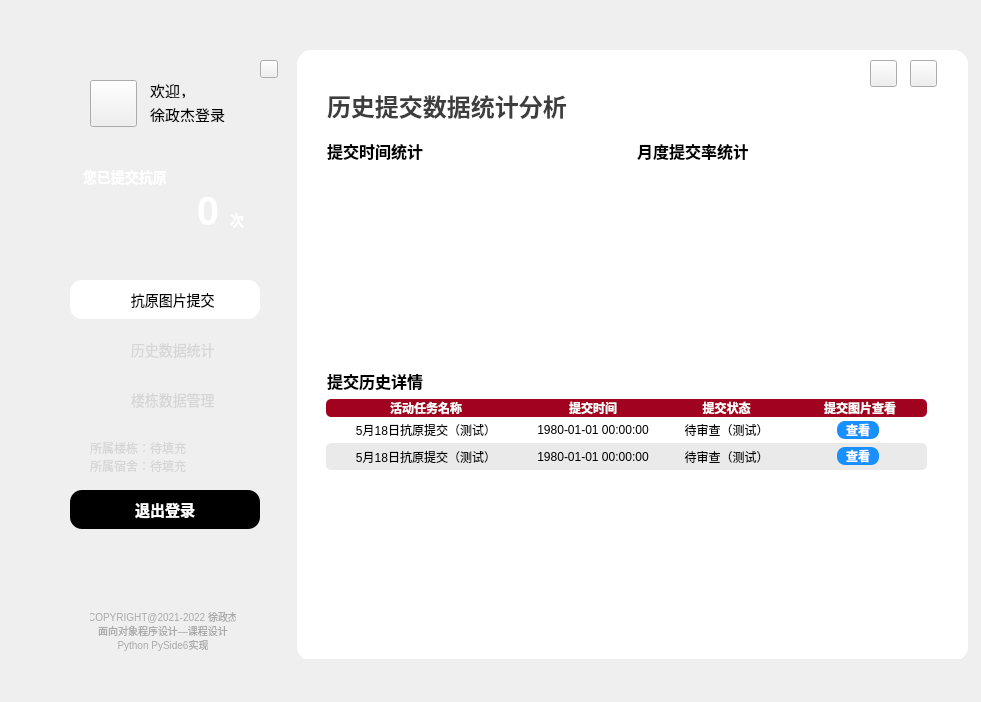
The window that pythonGUI/python-bigwork/student_mainwindow_package/studentmainwindow.ui (crazysteeaam/ObjectOrientedwithPython) describes before a commit, drawn with Qt 5.
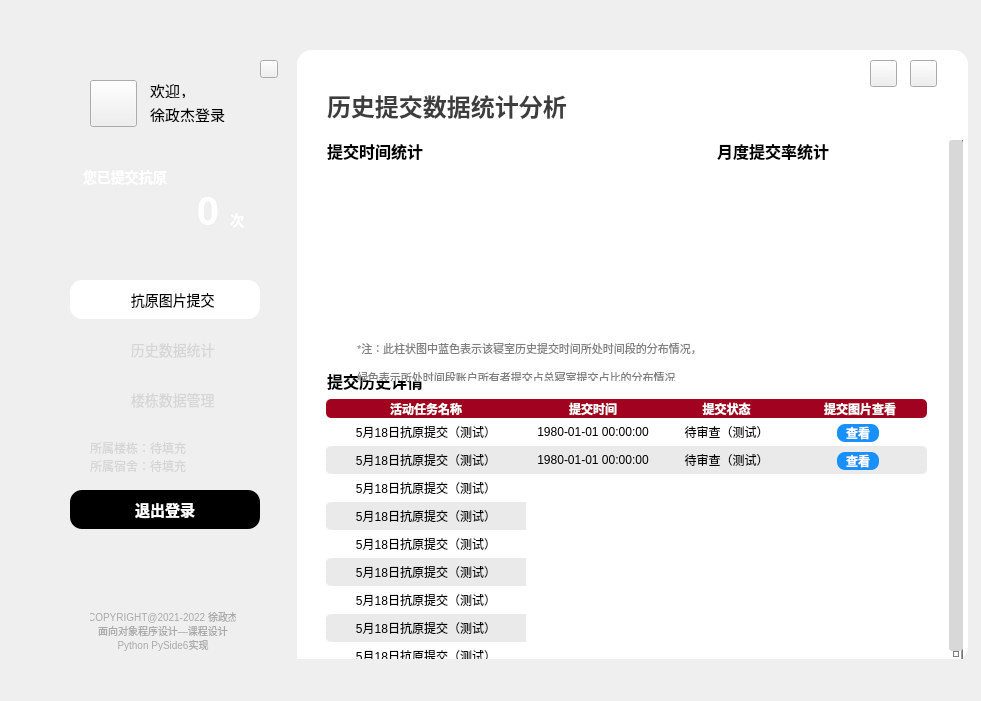
The same window after the commit. The open tabs and pages were chosen to show the change. Icons and pictures are not drawn.

```diff
--- a/pythonGUI/python-bigwork/student_mainwindow_package/studentmainwindow.ui
+++ b/pythonGUI/python-bigwork/student_mainwindow_package/studentmainwindow.ui
@@ -7,7 +7,7 @@
     <x>0</x>
     <y>0</y>
     <width>981</width>
-    <height>702</height>
+    <height>701</height>
    </rect>
   </property>
   <property name="windowTitle">
@@ -1072,20 +1072,47 @@
         <rect>
          <x>0</x>
          <y>90</y>
-         <width>671</width>
+         <width>666</width>
          <height>521</height>
         </rect>
        </property>
+       <property name="styleSheet">
+        <string notr="true">QScrollBar::vertical {
+    background: transparent;
+    width:5px;
+	border-radius:15px;
+	background-image: url();
+}
+
+QScrollBar::handle:vertical {
+    border-radius: 3px;
+	background: #D8D8D8;
+}
+
+QScrollBar::up-arrow:vertical, QScrollBar::down-arrow:vertical {
+    border: 1px solid grey;
+    width: 3px;
+    height: 3px;
+    background: white;
+}
+</string>
+       </property>
+       <property name="horizontalScrollBarPolicy">
+        <enum>Qt::ScrollBarAlwaysOff</enum>
+       </property>
        <property name="widgetResizable">
-        <bool>true</bool>
+        <bool>false</bool>
        </property>
        <widget class="QWidget" name="scrollAreaWidgetContents_2">
+        <property name="enabled">
+         <bool>true</bool>
+        </property>
         <property name="geometry">
          <rect>
           <x>0</x>
           <y>0</y>
           <width>671</width>
-          <height>521</height>
+          <height>531</height>
          </rect>
         </property>
         <widget class="QLabel" name="label_38">
@@ -1108,9 +1135,9 @@
         <widget class="QLabel" name="label_39">
          <property name="geometry">
           <rect>
-           <x>340</x>
+           <x>420</x>
            <y>0</y>
-           <width>111</width>
+           <width>191</width>
            <height>21</height>
           </rect>
          </property>
@@ -1145,18 +1172,28 @@
            <x>29</x>
            <y>259</y>
            <width>601</width>
-           <height>71</height>
+           <height>271</height>
           </rect>
          </property>
-         <layout class="QGridLayout" name="gridLayout_2" rowstretch="2,3,3" columnstretch="3,2,2,2" rowminimumheight="2,3,3" columnminimumwidth="3,2,2,2">
+         <layout class="QGridLayout" name="gridLayout_2" rowstretch="2,3,3,3,3,3,3,3,3,3" columnstretch="3,2,2,2">
           <property name="sizeConstraint">
            <enum>QLayout::SetMinimumSize</enum>
           </property>
           <property name="spacing">
            <number>0</number>
           </property>
-          <item row="1" column="0">
-           <widget class="QLabel" name="label_47">
+          <item row="1" column="2">
+           <widget class="QLabel" name="label_49">
+            <property name="text">
+             <string>待审查（测试）</string>
+            </property>
+            <property name="alignment">
+             <set>Qt::AlignCenter</set>
+            </property>
+           </widget>
+          </item>
+          <item row="5" column="0">
+           <widget class="QLabel" name="label_86">
             <property name="styleSheet">
              <string notr="true">font-size:12px;</string>
             </property>
@@ -1168,19 +1205,78 @@
             </property>
            </widget>
           </item>
-          <item row="0" column="0">
-           <widget class="QLabel" name="label_43">
+          <item row="4" column="0">
+           <widget class="QLabel" name="label_71">
+            <property name="styleSheet">
+             <string notr="true">font-size:12px;
+background-color:#EAEAEA;
+border-radius:0px;
+border-bottom-left-radius:5px;
+border-top-left-radius:5px;
+border-image: url();</string>
+            </property>
+            <property name="text">
+             <string>5月18日抗原提交（测试）</string>
+            </property>
+            <property name="alignment">
+             <set>Qt::AlignCenter</set>
+            </property>
+           </widget>
+          </item>
+          <item row="6" column="0">
+           <widget class="QLabel" name="label_87">
+            <property name="styleSheet">
+             <string notr="true">font-size:12px;
+background-color:#EAEAEA;
+border-radius:0px;
+border-bottom-left-radius:5px;
+border-top-left-radius:5px;
+border-image: url();</string>
+            </property>
+            <property name="text">
+             <string>5月18日抗原提交（测试）</string>
+            </property>
+            <property name="alignment">
+             <set>Qt::AlignCenter</set>
+            </property>
+           </widget>
+          </item>
+          <item row="1" column="1">
+           <widget class="QLabel" name="label_48">
+            <property name="text">
+             <string>1980-01-01 00:00:00</string>
+            </property>
+            <property name="alignment">
+             <set>Qt::AlignCenter</set>
+            </property>
+           </widget>
+          </item>
+          <item row="0" column="3">
+           <widget class="QLabel" name="label_46">
             <property name="styleSheet">
              <string notr="true">background-color:#a0021f;
 border-image: url();
 color:white;
 font-weight:bold;
 border-radius:0px;
-border-bottom-left-radius:5px;
-border-top-left-radius:5px</string>
+border-bottom-right-radius:5px;
+border-top-right-radius:5px</string>
             </property>
             <property name="text">
-             <string>活动任务名称</string>
+             <string>提交图片查看</string>
+            </property>
+            <property name="alignment">
+             <set>Qt::AlignCenter</set>
+            </property>
+           </widget>
+          </item>
+          <item row="3" column="0">
+           <widget class="QLabel" name="label_72">
+            <property name="styleSheet">
+             <string notr="true">font-size:12px;</string>
+            </property>
+            <property name="text">
+             <string>5月18日抗原提交（测试）</string>
             </property>
             <property name="alignment">
              <set>Qt::AlignCenter</set>
@@ -1205,6 +1301,34 @@
             </property>
            </widget>
           </item>
+          <item row="7" column="0">
+           <widget class="QLabel" name="label_91">
+            <property name="styleSheet">
+             <string notr="true">font-size:12px;</string>
+            </property>
+            <property name="text">
+             <string>5月18日抗原提交（测试）</string>
+            </property>
+            <property name="alignment">
+             <set>Qt::AlignCenter</set>
+            </property>
+           </widget>
+          </item>
+          <item row="2" column="1">
+           <widget class="QLabel" name="label_69">
+            <property name="styleSheet">
+             <string notr="true">background-color:#EAEAEA;
+border-radius:0px;
+border-image: url();</string>
+            </property>
+            <property name="text">
+             <string>1980-01-01 00:00:00</string>
+            </property>
+            <property name="alignment">
+             <set>Qt::AlignCenter</set>
+            </property>
+           </widget>
+          </item>
           <item row="1" column="3">
            <widget class="QFrame" name="frame_2">
             <property name="frameShape">
@@ -1217,7 +1341,7 @@
              <property name="geometry">
               <rect>
                <x>44</x>
-               <y>4</y>
+               <y>6</y>
                <width>42</width>
                <height>18</height>
               </rect>
@@ -1237,37 +1361,44 @@
             </widget>
            </widget>
           </item>
-          <item row="1" column="1">
-           <widget class="QLabel" name="label_48">
+          <item row="1" column="0">
+           <widget class="QLabel" name="label_47">
+            <property name="styleSheet">
+             <string notr="true">font-size:12px;</string>
+            </property>
             <property name="text">
-             <string>1980-01-01 00:00:00</string>
+             <string>5月18日抗原提交（测试）</string>
             </property>
             <property name="alignment">
              <set>Qt::AlignCenter</set>
             </property>
            </widget>
           </item>
-          <item row="0" column="3">
-           <widget class="QLabel" name="label_46">
+          <item row="8" column="0">
+           <widget class="QLabel" name="label_92">
             <property name="styleSheet">
-             <string notr="true">background-color:#a0021f;
-border-image: url();
-color:white;
-font-weight:bold;
+             <string notr="true">font-size:12px;
+background-color:#EAEAEA;
 border-radius:0px;
-border-bottom-right-radius:5px;
-border-top-right-radius:5px</string>
+border-bottom-left-radius:5px;
+border-top-left-radius:5px;
+border-image: url();</string>
             </property>
             <property name="text">
-             <string>提交图片查看</string>
+             <string>5月18日抗原提交（测试）</string>
             </property>
             <property name="alignment">
              <set>Qt::AlignCenter</set>
             </property>
            </widget>
           </item>
-          <item row="1" column="2">
-           <widget class="QLabel" name="label_49">
+          <item row="2" column="2">
+           <widget class="QLabel" name="label_70">
+            <property name="styleSheet">
+             <string notr="true">background-color:#EAEAEA;
+border-radius:0px;
+border-image: url();</string>
+            </property>
             <property name="text">
              <string>待审查（测试）</string>
             </property>
@@ -1276,6 +1407,24 @@
             </property>
            </widget>
           </item>
+          <item row="2" column="0">
+           <widget class="QLabel" name="label_68">
+            <property name="styleSheet">
+             <string notr="true">font-size:12px;
+background-color:#EAEAEA;
+border-radius:0px;
+border-bottom-left-radius:5px;
+border-top-left-radius:5px;
+border-image: url();</string>
+            </property>
+            <property name="text">
+             <string>5月18日抗原提交（测试）</string>
+            </property>
+            <property name="alignment">
+             <set>Qt::AlignCenter</set>
+            </property>
+           </widget>
+          </item>
           <item row="0" column="1">
            <widget class="QLabel" name="label_44">
             <property name="styleSheet">
@@ -1293,54 +1442,6 @@
             </property>
            </widget>
           </item>
-          <item row="2" column="0">
-           <widget class="QLabel" name="label_68">
-            <property name="styleSheet">
-             <string notr="true">font-size:12px;
-background-color:#EAEAEA;
-border-radius:0px;
-border-bottom-left-radius:5px;
-border-top-left-radius:5px;
-border-image: url();</string>
-            </property>
-            <property name="text">
-             <string>5月18日抗原提交（测试）</string>
-            </property>
-            <property name="alignment">
-             <set>Qt::AlignCenter</set>
-            </property>
-           </widget>
-          </item>
-          <item row="2" column="1">
-           <widget class="QLabel" name="label_69">
-            <property name="styleSheet">
-             <string notr="true">background-color:#EAEAEA;
-border-radius:0px;
-border-image: url();</string>
-            </property>
-            <property name="text">
-             <string>1980-01-01 00:00:00</string>
-            </property>
-            <property name="alignment">
-             <set>Qt::AlignCenter</set>
-            </property>
-           </widget>
-          </item>
-          <item row="2" column="2">
-           <widget class="QLabel" name="label_70">
-            <property name="styleSheet">
-             <string notr="true">background-color:#EAEAEA;
-border-radius:0px;
-border-image: url();</string>
-            </property>
-            <property name="text">
-             <string>待审查（测试）</string>
-            </property>
-            <property name="alignment">
-             <set>Qt::AlignCenter</set>
-            </property>
-           </widget>
-          </item>
           <item row="2" column="3">
            <widget class="QFrame" name="frame_12">
             <property name="styleSheet">
@@ -1360,7 +1461,7 @@
              <property name="geometry">
               <rect>
                <x>44</x>
-               <y>4</y>
+               <y>6</y>
                <width>42</width>
                <height>18</height>
               </rect>
@@ -1380,6 +1481,38 @@
             </widget>
            </widget>
           </item>
+          <item row="0" column="0">
+           <widget class="QLabel" name="label_43">
+            <property name="styleSheet">
+             <string notr="true">background-color:#a0021f;
+border-image: url();
+color:white;
+font-weight:bold;
+border-radius:0px;
+border-bottom-left-radius:5px;
+border-top-left-radius:5px</string>
+            </property>
+            <property name="text">
+             <string>活动任务名称</string>
+            </property>
+            <property name="alignment">
+             <set>Qt::AlignCenter</set>
+            </property>
+           </widget>
+          </item>
+          <item row="9" column="0">
+           <widget class="QLabel" name="label_96">
+            <property name="styleSheet">
+             <string notr="true">font-size:12px;</string>
+            </property>
+            <property name="text">
+             <string>5月18日抗原提交（测试）</string>
+            </property>
+            <property name="alignment">
+             <set>Qt::AlignCenter</set>
+            </property>
+           </widget>
+          </item>
          </layout>
         </widget>
         <widget class="QFrame" name="frame_4">
@@ -1387,7 +1520,7 @@
           <rect>
            <x>30</x>
            <y>30</y>
-           <width>261</width>
+           <width>371</width>
            <height>171</height>
           </rect>
          </property>
@@ -1401,10 +1534,10 @@
         <widget class="QFrame" name="frame_5">
          <property name="geometry">
           <rect>
-           <x>340</x>
-           <y>30</y>
-           <width>271</width>
-           <height>171</height>
+           <x>420</x>
+           <y>20</y>
+           <width>211</width>
+           <height>231</height>
           </rect>
          </property>
          <property name="frameShape">
@@ -1414,6 +1547,26 @@
           <enum>QFrame::Raised</enum>
          </property>
         </widget>
+        <widget class="QLabel" name="label_26">
+         <property name="geometry">
+          <rect>
+           <x>60</x>
+           <y>200</y>
+           <width>341</width>
+           <height>41</height>
+          </rect>
+         </property>
+         <property name="styleSheet">
+          <string notr="true">font-size:8px;
+margin-top:0px;
+color:grey;
+line-height:0px;
+</string>
+         </property>
+         <property name="text">
+          <string>&lt;html&gt;&lt;head/&gt;&lt;body&gt;&lt;p&gt;&lt;span style=&quot; font-size:8pt;&quot;&gt;*注：此柱状图中蓝色表示该寝室历史提交时间所处时间段的分布情况，&lt;/span&gt;&lt;/p&gt;&lt;p&gt;&lt;span style=&quot; font-size:8pt;&quot;&gt;绿色表示所处时间段账户所有者提交占总寝室提交占比的分布情况&lt;/span&gt;&lt;/p&gt;&lt;/body&gt;&lt;/html&gt;</string>
+         </property>
+        </widget>
        </widget>
       </widget>
      </widget>
```
Left out of the diff: 472 changed lines with no effect on the pictures.
